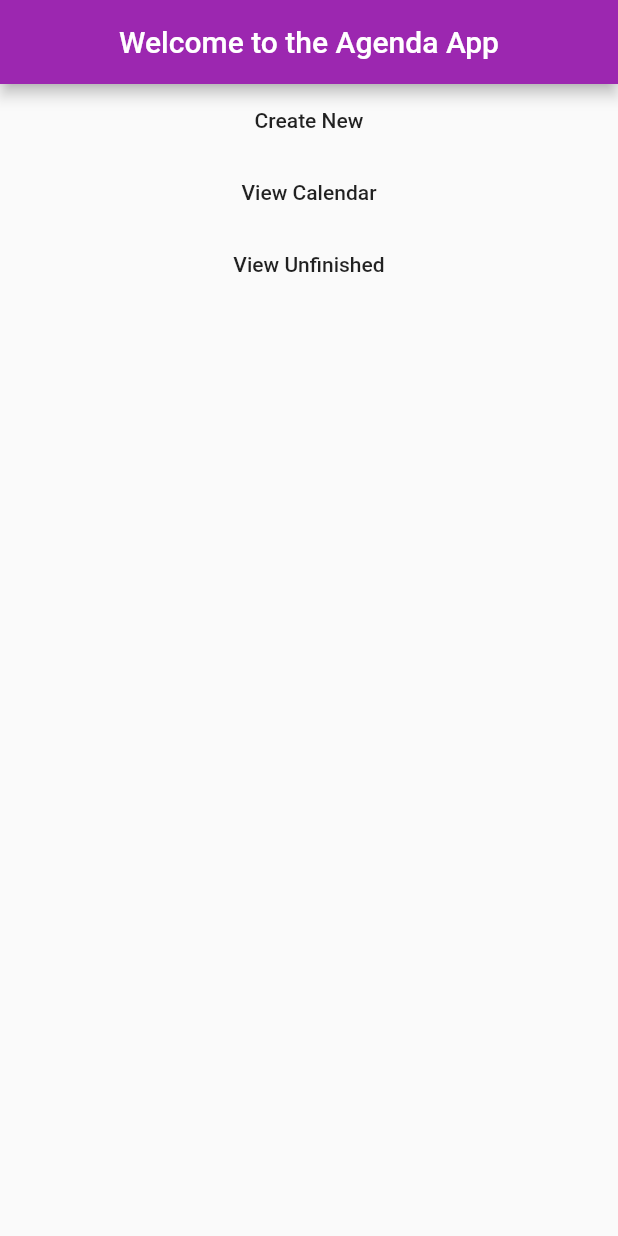
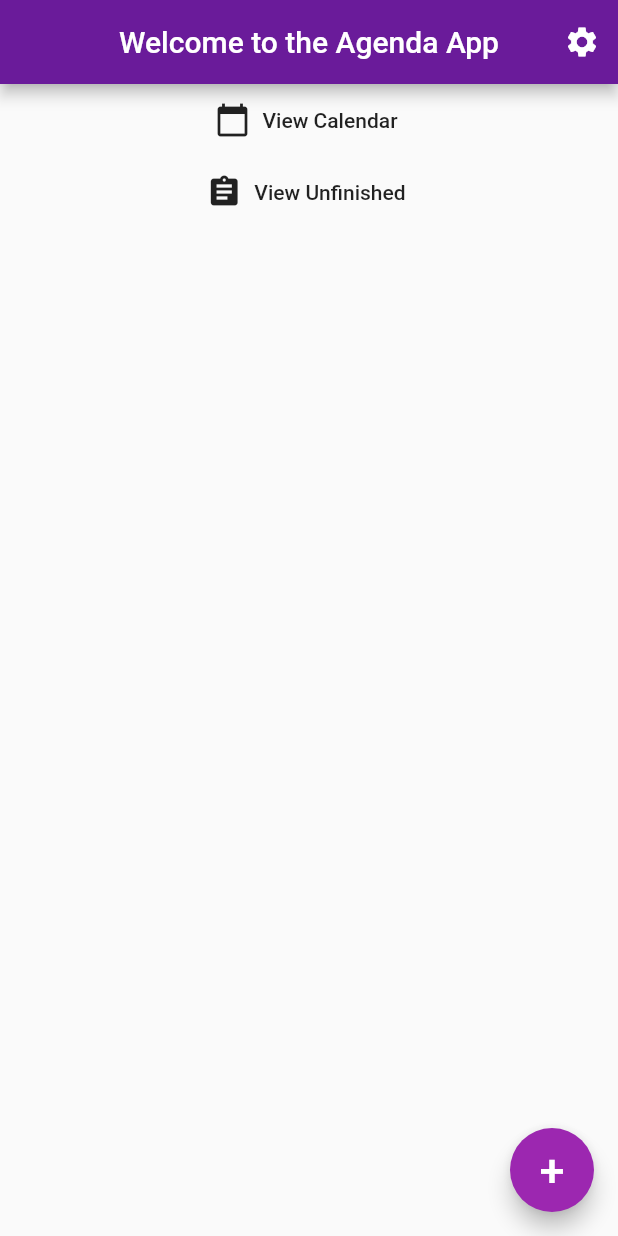
Before and after one commit to Arevir13/ACST_Alex-Iniya_Flutter_App, a Flutter app: the screen it shows after launch, on a phone screen of 412 x 824 dp. Run offline on Flutter 3.47's test engine with Material 2 defaults, Android fonts, the phone set to English and light mode, and no system bars.

Commit message:
homescreen visuals, settings page+button

```diff
--- a/lib/Pages/homeScreen.dart
+++ b/lib/Pages/homeScreen.dart
@@ -17,9 +17,28 @@ class HomeScreenState extends State<HomeScreen> {
         appBar: AppBar(
           //appbar widget is premade and has useful features
           //like a back button to link widgets
-          backgroundColor: Colors.purple,
+          backgroundColor: Colors.purple[800],
           title: Text('Welcome to the Agenda App'),
           centerTitle: true,
+          actions: <Widget>[
+            //creates settings button on app bar
+            IconButton(
+              onPressed: () {
+                Navigator.pushNamed(context, '/settings');
+              },
+              icon: Icon(Icons.settings),
+            ),
+          ],
+        ),
+        floatingActionButton: FloatingActionButton(
+          onPressed: () {
+            Navigator.pushNamed(context, '/createNewScreen');
+          },
+          child: Text('+',
+              style: TextStyle(
+                fontSize: 30.0,
+              )),
+          backgroundColor: Colors.purple[500],
         ),
         body: Center(
             child: Column(
@@ -27,29 +46,22 @@ class HomeScreenState extends State<HomeScreen> {
           //displayed in a column format
           children: <Widget>[
             //children of type widget
-            FlatButton(
-                onPressed: () {
-                  Navigator.pushNamed(context, '/createNewScreen');
-                },
-                //Navigator widget that used the push named method to
-                // PUSH the route specified onto the screen
-                child: Text('Create New'),
-                //text that will appear on the button
-                highlightColor: Colors.blue),
-            //button will turn this color when pressed
-
-            FlatButton(
+            FlatButton.icon(
               onPressed: () {
                 Navigator.pushNamed(context, '/calendarScreen');
               },
-                child: Text('View Calendar'),
-                highlightColor: Colors.blue),
-            FlatButton(
+              icon: Icon(Icons.calendar_today),
+              label: Text('View Calendar'),
+              highlightColor: Colors.blue,
+            ),
+            FlatButton.icon(
               onPressed: () {
                 Navigator.pushNamed(context, '/viewUnfinished');
               },
-                child: Text('View Unfinished'),
-                highlightColor: Colors.blue),
+              icon: Icon(Icons.assignment),
+              label: Text('View Unfinished'),
+              highlightColor: Colors.blue,
+            ),
           ],
         )));
   }
--- a/lib/main.dart
+++ b/lib/main.dart
@@ -3,6 +3,7 @@ import 'package:practice_app/Pages/createNewScreen.dart';
 import 'package:practice_app/Pages/homeScreen.dart';
 import 'package:practice_app/Pages/viewUnfinished.dart';
 import 'package:practice_app/pages/calendarScreen.dart';
+import 'package:practice_app/pages/settings.dart';
 //these imports are needed to allow the routing to work
 
 void main() {
@@ -13,7 +14,8 @@ void main() {
       '/homeScreen': (context) => HomeScreen(),
       '/viewUnfinished': (context) => ViewUnfinished(),
       '/createNewScreen': (context) => CreateNewScreen(),
-      '/calendarScreen': (context) => CalendarScreen()
+      '/calendarScreen': (context) => CalendarScreen(),
+      '/settings': (context) => Settings(),
       //sets the '/routename' to point to the widgets in the other dart
       //files
     },
```
Also changed, not shown: lib/Pages/settings.dart (added, +42 -0 lines). Lines whose indentation alone changed are shown as unchanged.
